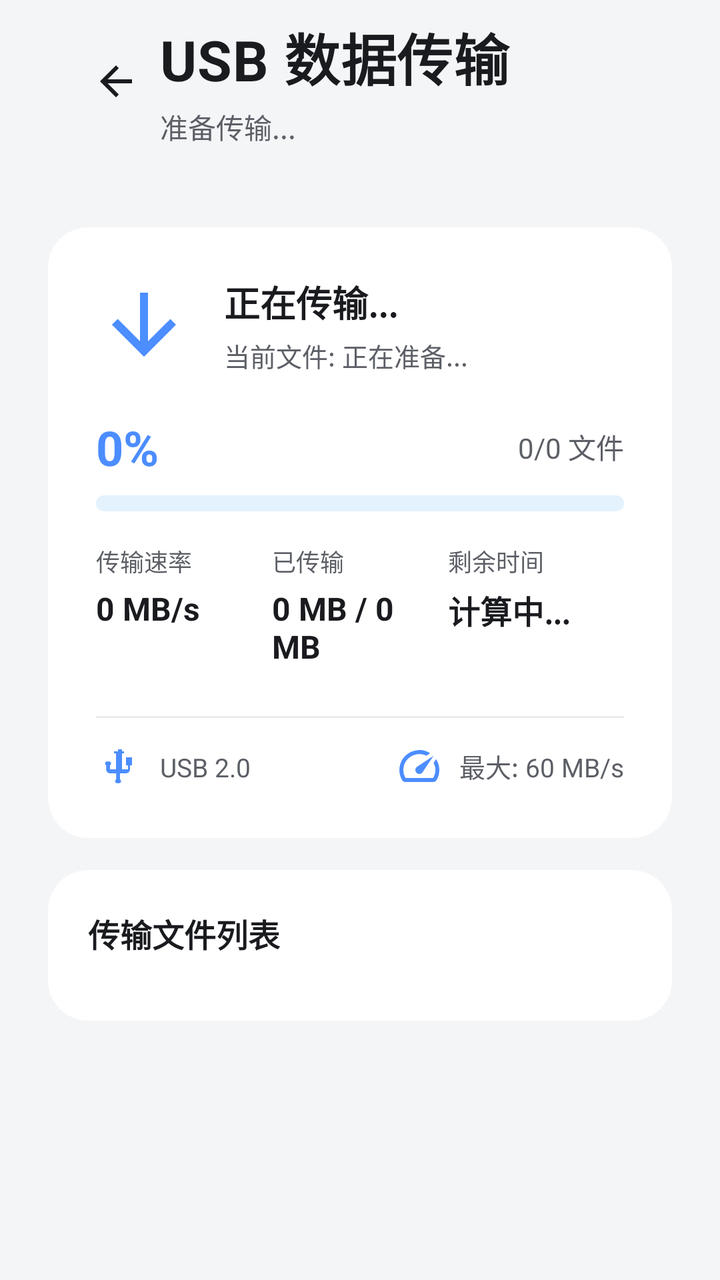
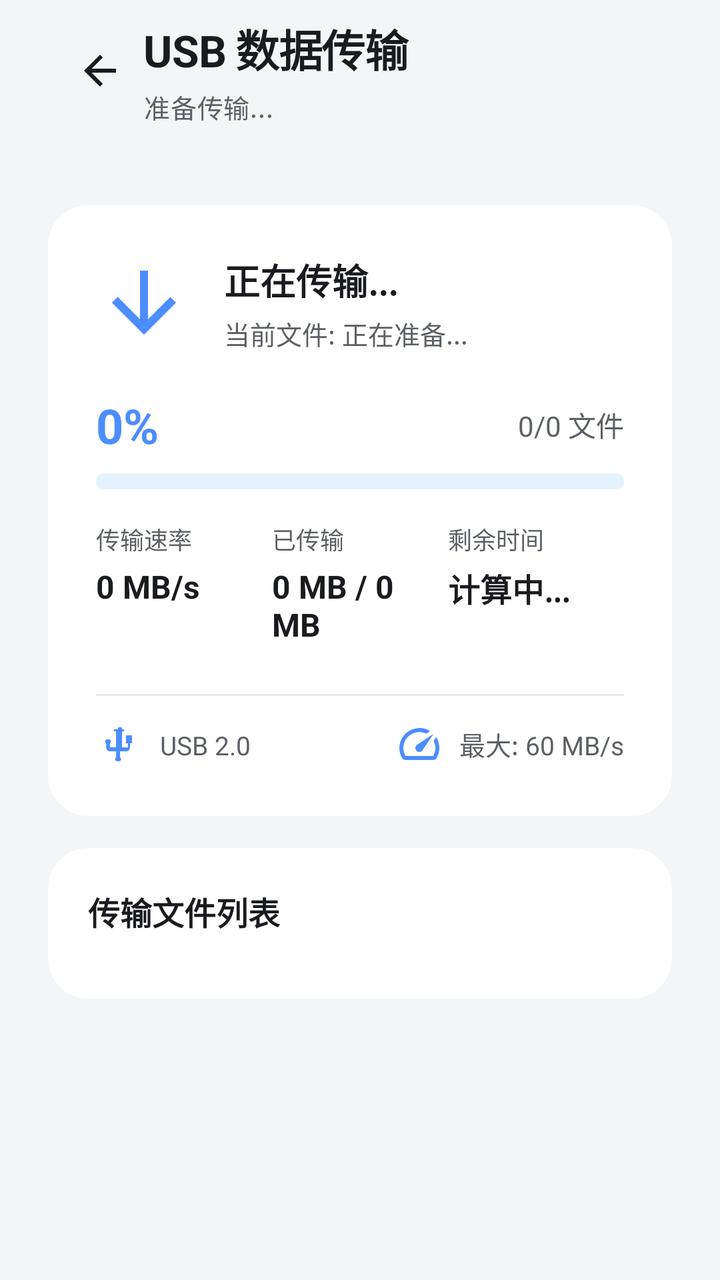

Compare the two renders of this Android layout. The source of the first and the diff that turns it into the second are given below.
<!-- AndroidManifest.xml: activity theme Theme.AndroidTransfer -->
<!-- res/layout/activity_usb_transfer.xml -->
<?xml version="1.0" encoding="utf-8"?>
<androidx.constraintlayout.widget.ConstraintLayout xmlns:android="http://schemas.android.com/apk/res/android"
    xmlns:app="http://schemas.android.com/apk/res-auto"
    xmlns:tools="http://schemas.android.com/tools"
    android:layout_width="match_parent"
    android:layout_height="match_parent"
    android:background="@color/background"
    tools:context=".UsbTransferActivity">

    
    <LinearLayout
        android:id="@+id/titleContainer"
        android:layout_width="0dp"
        android:layout_height="wrap_content"
        android:layout_marginStart="@dimen/page_gutter"
        android:layout_marginEnd="@dimen/page_gutter"
        android:layout_marginTop="8dp"
        android:orientation="horizontal"
        android:gravity="center_vertical"
        app:layout_constraintTop_toTopOf="parent"
        app:layout_constraintStart_toStartOf="parent"
        app:layout_constraintEnd_toEndOf="parent">

        <com.google.android.material.button.MaterialButton
            android:id="@+id/btnBack"
            style="@style/Widget.Material3.Button.IconButton"
            android:layout_width="40dp"
            android:layout_height="40dp"
            app:icon="@drawable/ic_arrow_back"
            app:iconTint="@color/text_high_emphasis"
            app:iconSize="24dp"
            android:contentDescription="@string/back" />

        <LinearLayout
            android:layout_width="0dp"
            android:layout_height="wrap_content"
            android:layout_weight="1"
            android:layout_marginStart="8dp"
            android:orientation="vertical">

            <TextView
                android:layout_width="wrap_content"
                android:layout_height="wrap_content"
                android:text="@string/usb_data_transfer"
                android:textSize="28sp"
                android:textStyle="bold"
                android:letterSpacing="0.01"
                android:textColor="@color/text_high_emphasis" />

            <TextView
                android:id="@+id/tvStatus"
                android:layout_width="wrap_content"
                android:layout_height="wrap_content"
                android:layout_marginTop="4dp"
                android:text="@string/preparing_transfer"
                android:textSize="14sp"
                android:textColor="@color/text_medium_emphasis" />

        </LinearLayout>

    </LinearLayout>

    
    <androidx.core.widget.NestedScrollView
        android:layout_width="match_parent"
        android:layout_height="0dp"
        android:layout_marginTop="16dp"
        android:fillViewport="true"
        app:layout_constraintTop_toBottomOf="@id/titleContainer"
        app:layout_constraintBottom_toBottomOf="parent"
        app:layout_constraintStart_toStartOf="parent"
        app:layout_constraintEnd_toEndOf="parent">

        <LinearLayout
            android:layout_width="match_parent"
            android:layout_height="wrap_content"
            android:orientation="vertical"
            android:padding="24dp">

            
            <com.google.android.material.card.MaterialCardView
                android:layout_width="match_parent"
                android:layout_height="wrap_content"
                android:layout_marginBottom="16dp"
                app:cardCornerRadius="20dp"
                app:cardElevation="0dp"
                app:cardBackgroundColor="@android:color/white">

                <LinearLayout
                    android:layout_width="match_parent"
                    android:layout_height="wrap_content"
                    android:orientation="vertical"
                    android:padding="24dp">

                    
                    <LinearLayout
                        android:layout_width="match_parent"
                        android:layout_height="wrap_content"
                        android:orientation="horizontal"
                        android:gravity="center_vertical"
                        android:layout_marginBottom="20dp">

                        <ImageView
                            android:layout_width="48dp"
                            android:layout_height="48dp"
                            android:src="@drawable/ic_transfer"
                            android:tint="@color/radar_blue_primary"
                            android:contentDescription="@string/start_transfer" />

                        <LinearLayout
                            android:layout_width="0dp"
                            android:layout_height="wrap_content"
                            android:layout_weight="1"
                            android:layout_marginStart="16dp"
                            android:orientation="vertical">

                            <TextView
                                android:id="@+id/tvTransferStatus"
                                android:layout_width="wrap_content"
                                android:layout_height="wrap_content"
                                android:text="@string/transferring_now"
                                android:textSize="18sp"
                                android:textStyle="bold"
                                android:textColor="@color/text_high_emphasis" />

                            <TextView
                                android:id="@+id/tvCurrentFile"
                                android:layout_width="wrap_content"
                                android:layout_height="wrap_content"
                                android:layout_marginTop="4dp"
                                android:text="@string/current_file_preparing"
                                android:textSize="13sp"
                                android:textColor="@color/text_medium_emphasis"
                                android:maxLines="1"
                                android:ellipsize="middle" />

                        </LinearLayout>

                    </LinearLayout>

                    
                    <LinearLayout
                        android:layout_width="match_parent"
                        android:layout_height="wrap_content"
                        android:orientation="vertical"
                        android:layout_marginBottom="16dp">

                        <LinearLayout
                            android:layout_width="match_parent"
                            android:layout_height="wrap_content"
                            android:orientation="horizontal"
                            android:gravity="center_vertical"
                            android:layout_marginBottom="8dp">

                            <TextView
                                android:id="@+id/tvProgress"
                                android:layout_width="0dp"
                                android:layout_height="wrap_content"
                                android:layout_weight="1"
                                android:text="0%"
                                android:textSize="24sp"
                                android:textStyle="bold"
                                android:textColor="@color/radar_blue_primary" />

                            <TextView
                                android:id="@+id/tvFileCount"
                                android:layout_width="wrap_content"
                                android:layout_height="wrap_content"
                                android:text="@string/files_progress_zero"
                                android:textSize="14sp"
                                android:textColor="@color/text_medium_emphasis" />

                        </LinearLayout>

                        <ProgressBar
                            android:id="@+id/progressBar"
                            style="@android:style/Widget.ProgressBar.Horizontal"
                            android:layout_width="match_parent"
                            android:layout_height="8dp"
                            android:progressTint="@color/radar_blue_primary"
                            android:progressBackgroundTint="#E3F2FD"
                            android:max="100"
                            android:progress="0" />

                    </LinearLayout>

                    
                    <LinearLayout
                        android:layout_width="match_parent"
                        android:layout_height="wrap_content"
                        android:orientation="horizontal"
                        android:layout_marginBottom="12dp">

                        <LinearLayout
                            android:layout_width="0dp"
                            android:layout_height="wrap_content"
                            android:layout_weight="1"
                            android:orientation="vertical">

                            <TextView
                                android:layout_width="wrap_content"
                                android:layout_height="wrap_content"
                                android:text="@string/transfer_speed"
                                android:textSize="12sp"
                                android:textColor="@color/text_medium_emphasis" />

                            <TextView
                                android:id="@+id/tvSpeed"
                                android:layout_width="wrap_content"
                                android:layout_height="wrap_content"
                                android:layout_marginTop="4dp"
                                android:text="0 MB/s"
                                android:textSize="16sp"
                                android:textStyle="bold"
                                android:textColor="@color/text_high_emphasis" />

                        </LinearLayout>

                        <LinearLayout
                            android:layout_width="0dp"
                            android:layout_height="wrap_content"
                            android:layout_weight="1"
                            android:orientation="vertical">

                            <TextView
                                android:layout_width="wrap_content"
                                android:layout_height="wrap_content"
                                android:text="@string/transferred"
                                android:textSize="12sp"
                                android:textColor="@color/text_medium_emphasis" />

                            <TextView
                                android:id="@+id/tvTransferred"
                                android:layout_width="wrap_content"
                                android:layout_height="wrap_content"
                                android:layout_marginTop="4dp"
                                android:text="0 MB / 0 MB"
                                android:textSize="16sp"
                                android:textStyle="bold"
                                android:textColor="@color/text_high_emphasis" />

                        </LinearLayout>

                        <LinearLayout
                            android:layout_width="0dp"
                            android:layout_height="wrap_content"
                            android:layout_weight="1"
                            android:orientation="vertical">

                            <TextView
                                android:layout_width="wrap_content"
                                android:layout_height="wrap_content"
                                android:text="@string/time_remaining"
                                android:textSize="12sp"
                                android:textColor="@color/text_medium_emphasis" />

                            <TextView
                                android:id="@+id/tvTimeRemaining"
                                android:layout_width="wrap_content"
                                android:layout_height="wrap_content"
                                android:layout_marginTop="4dp"
                                android:text="@string/calculating"
                                android:textSize="16sp"
                                android:textStyle="bold"
                                android:textColor="@color/text_high_emphasis" />

                        </LinearLayout>

                    </LinearLayout>

                    <View
                        android:layout_width="match_parent"
                        android:layout_height="1dp"
                        android:background="@color/divider"
                        android:layout_marginVertical="12dp" />

                    
                    <LinearLayout
                        android:layout_width="match_parent"
                        android:layout_height="wrap_content"
                        android:orientation="horizontal">

                        <TextView
                            android:id="@+id/tvUsbVersion"
                            android:layout_width="0dp"
                            android:layout_height="wrap_content"
                            android:layout_weight="1"
                            android:text="USB 2.0"
                            android:textSize="13sp"
                            android:textColor="@color/text_medium_emphasis"
                            android:drawableStart="@drawable/ic_usb_cable"
                            android:drawableTint="@color/radar_blue_primary"
                            android:drawablePadding="8dp"
                            android:gravity="center_vertical" />

                        <TextView
                            android:id="@+id/tvMaxSpeed"
                            android:layout_width="wrap_content"
                            android:layout_height="wrap_content"
                            android:text="最大: 60 MB/s"
                            android:textSize="13sp"
                            android:textColor="@color/text_medium_emphasis"
                            android:drawableStart="@drawable/ic_speed"
                            android:drawableTint="@color/radar_blue_primary"
                            android:drawablePadding="8dp"
                            android:gravity="center_vertical" />

                    </LinearLayout>

                </LinearLayout>

            </com.google.android.material.card.MaterialCardView>

            
            <com.google.android.material.card.MaterialCardView
                android:id="@+id/cardFileList"
                android:layout_width="match_parent"
                android:layout_height="wrap_content"
                app:cardCornerRadius="20dp"
                app:cardElevation="0dp"
                app:cardBackgroundColor="@android:color/white">

                <LinearLayout
                    android:layout_width="match_parent"
                    android:layout_height="wrap_content"
                    android:orientation="vertical"
                    android:padding="20dp">

                    <TextView
                        android:layout_width="wrap_content"
                        android:layout_height="wrap_content"
                        android:text="@string/transfer_file_list"
                        android:textSize="16sp"
                        android:textStyle="bold"
                        android:textColor="@color/text_high_emphasis"
                        android:layout_marginBottom="12dp" />

                    <androidx.recyclerview.widget.RecyclerView
                        android:id="@+id/recyclerViewFiles"
                        android:layout_width="match_parent"
                        android:layout_height="wrap_content"
                        android:nestedScrollingEnabled="false"
                        tools:listitem="@layout/item_transfer_file"
                        tools:itemCount="3" />

                </LinearLayout>

            </com.google.android.material.card.MaterialCardView>

        </LinearLayout>

    </androidx.core.widget.NestedScrollView>

</androidx.constraintlayout.widget.ConstraintLayout>
<!-- res/layout/item_transfer_file.xml (included above) -->
<?xml version="1.0" encoding="utf-8"?>
<LinearLayout xmlns:android="http://schemas.android.com/apk/res/android"
    xmlns:app="http://schemas.android.com/apk/res-auto"
    xmlns:tools="http://schemas.android.com/tools"
    android:layout_width="match_parent"
    android:layout_height="wrap_content"
    android:orientation="vertical"
    android:paddingVertical="12dp">

    <LinearLayout
        android:layout_width="match_parent"
        android:layout_height="wrap_content"
        android:orientation="horizontal"
        android:gravity="center_vertical">

        
        <ImageView
            android:id="@+id/ivFileIcon"
            android:layout_width="40dp"
            android:layout_height="40dp"
            android:src="@drawable/ic_check"
            android:tint="@color/radar_blue_primary"
            android:contentDescription="@string/other_files" />

        
        <LinearLayout
            android:layout_width="0dp"
            android:layout_height="wrap_content"
            android:layout_weight="1"
            android:layout_marginStart="12dp"
            android:orientation="vertical">

            <TextView
                android:id="@+id/tvFileName"
                android:layout_width="wrap_content"
                android:layout_height="wrap_content"
                android:text="文件名.jpg"
                android:textSize="14sp"
                android:textStyle="bold"
                android:textColor="@color/text_high_emphasis"
                android:maxLines="1"
                android:ellipsize="middle" />

            <TextView
                android:id="@+id/tvFileSize"
                android:layout_width="wrap_content"
                android:layout_height="wrap_content"
                android:layout_marginTop="2dp"
                android:text="0 MB"
                android:textSize="12sp"
                android:textColor="@color/text_medium_emphasis" />

        </LinearLayout>

        
        <TextView
            android:id="@+id/tvFileStatus"
            android:layout_width="wrap_content"
            android:layout_height="wrap_content"
            android:text="@string/status_waiting"
            android:textSize="12sp"
            android:textColor="@color/text_medium_emphasis"
            android:paddingHorizontal="12dp"
            android:paddingVertical="4dp"
            android:background="@drawable/icon_bg_phone_transfer" />

    </LinearLayout>

    
    <ProgressBar
        android:id="@+id/progressBarFile"
        style="@android:style/Widget.ProgressBar.Horizontal"
        android:layout_width="match_parent"
        android:layout_height="4dp"
        android:layout_marginTop="8dp"
        android:progressTint="@color/radar_blue_primary"
        android:progressBackgroundTint="#E3F2FD"
        android:max="100"
        android:progress="0"
        android:visibility="gone" />

</LinearLayout>
<!-- resources referenced by this layout -->
<resources>
  <color name="background">#F4F5F7</color>
  <color name="divider">#14000000</color>
  <color name="radar_blue_primary">#4C8DFF</color>
  <color name="text_high_emphasis">#1A1B1F</color>
  <color name="text_medium_emphasis">#5C5F66</color>
  <dimen name="page_gutter">32dp</dimen>
  <!-- drawable ic_arrow_back (drawable) -->
  <?xml version="1.0" encoding="utf-8"?>
  <vector xmlns:android="http://schemas.android.com/apk/res/android"
      android:width="24dp"
      android:height="24dp"
      android:viewportWidth="24"
      android:viewportHeight="24">
      <path
          android:fillColor="@android:color/white"
          android:pathData="M20,11H7.83L13.42,5.41L12,4L4,12L12,20L13.41,18.59L7.83,13H20V11Z" />
  </vector>
  <!-- drawable ic_check (drawable) -->
  <vector xmlns:android="http://schemas.android.com/apk/res/android"
      android:width="24dp"
      android:height="24dp"
      android:viewportWidth="24"
      android:viewportHeight="24">
      <path
          android:fillColor="@android:color/black"
          android:pathData="M9,16.17L4.83,12l-1.42,1.41L9,19 21,7l-1.41,-1.41z"/>
  </vector>
  <!-- drawable ic_transfer (drawable) -->
  <vector xmlns:android="http://schemas.android.com/apk/res/android"
      android:width="24dp"
      android:height="24dp"
      android:viewportWidth="24"
      android:viewportHeight="24">
      <path
          android:fillColor="@android:color/black"
          android:pathData="M20,12l-1.41,-1.41L13,16.17V4h-2v12.17l-5.58,-5.59L4,12l8,8 8,-8z"/>
      <path
          android:fillColor="@android:color/black"
          android:pathData="M12,20l1.41,-1.41L19,13l-1.41,-1.41L13,16.17V4h-2v12.17l-5.58,-5.59L4,12l8,8z"
          android:fillAlpha="0.5"/>
  </vector>
  <!-- drawable icon_bg_phone_transfer (drawable) -->
  <?xml version="1.0" encoding="utf-8"?>
  <shape xmlns:android="http://schemas.android.com/apk/res/android"
      android:shape="oval">
      <solid android:color="#40FFFFFF" />
  </shape>
  <string name="back">返回</string>
  <string name="calculating">计算中...</string>
  <string name="current_file_preparing">当前文件: 正在准备...</string>
  <string name="files_progress_zero">0/0 文件</string>
  <string name="other_files">其他文件</string>
  <string name="preparing_transfer">准备传输...</string>
  <string name="start_transfer">开始传输</string>
  <string name="status_waiting">等待中</string>
  <string name="time_remaining">剩余时间</string>
  <string name="transfer_file_list">传输文件列表</string>
  <string name="transfer_speed">传输速率</string>
  <string name="transferred">已传输</string>
  <string name="transferring_now">正在传输...</string>
  <string name="usb_data_transfer">USB 数据传输</string>
  <style name="Theme.AndroidTransfer" parent="Base.Theme.AndroidTransfer" />
  <color name="primary">#4C8DFF</color>
  <color name="primary_dark">#3A72D9</color>
  <color name="white">#FFFFFFFF</color>
  <color name="accent">#4C8DFF</color>
  <color name="error">#E85D5D</color>
  <color name="surface">#F4F5F7</color>
  <style name="Widget.AndroidTransfer.FlatCard" parent="Widget.Material3.CardView.Filled">
          <item name="cardElevation">0dp</item>
          <item name="strokeWidth">0dp</item>
          <item name="cardBackgroundColor">@android:color/transparent</item>
          <item name="cardCornerRadius">0dp</item>
      </style>
  <!-- unchanged entries left out for length: 3 -->
</resources>

<!-- the commit's change to res/layout/activity_usb_transfer.xml (unified diff, before → after) -->
@@ -39,22 +39,18 @@
             android:orientation="vertical">
 
             <TextView
+                style="@style/TextAppearance.AndroidTransfer.PageTitle"
                 android:layout_width="wrap_content"
                 android:layout_height="wrap_content"
-                android:text="@string/usb_data_transfer"
-                android:textSize="28sp"
-                android:textStyle="bold"
-                android:letterSpacing="0.01"
-                android:textColor="@color/text_high_emphasis" />
+                android:text="@string/usb_data_transfer" />
 
             <TextView
                 android:id="@+id/tvStatus"
+                style="@style/TextAppearance.AndroidTransfer.PageSubtitle"
                 android:layout_width="wrap_content"
                 android:layout_height="wrap_content"
                 android:layout_marginTop="4dp"
-                android:text="@string/preparing_transfer"
-                android:textSize="14sp"
-                android:textColor="@color/text_medium_emphasis" />
+                android:text="@string/preparing_transfer" />
 
         </LinearLayout>
 
<!-- resource entries referenced after the edit -->
@@ -5,7 +5,7 @@
   <color name="radar_blue_primary">#4C8DFF</color>
   <color name="text_high_emphasis">#1A1B1F</color>
   <color name="text_medium_emphasis">#5C5F66</color>
-  <dimen name="page_gutter">32dp</dimen>
+  <dimen name="page_gutter">24dp</dimen>
   <!-- drawable ic_arrow_back (drawable) -->
   <?xml version="1.0" encoding="utf-8"?>
   <vector xmlns:android="http://schemas.android.com/apk/res/android"
@@ -61,6 +61,18 @@
   <string name="transferred">已传输</string>
   <string name="transferring_now">正在传输...</string>
   <string name="usb_data_transfer">USB 数据传输</string>
+  <style name="TextAppearance.AndroidTransfer.PageSubtitle" parent="TextAppearance.Material3.BodyMedium">
+          <item name="android:textSize">13sp</item>
+          <item name="android:textColor">@color/text_medium_emphasis</item>
+          <item name="android:includeFontPadding">false</item>
+      </style>
+  <style name="TextAppearance.AndroidTransfer.PageTitle" parent="TextAppearance.Material3.TitleLarge">
+          <item name="android:textSize">22sp</item>
+          <item name="android:textStyle">bold</item>
+          <item name="android:textColor">@color/text_high_emphasis</item>
+          <item name="android:letterSpacing">-0.02</item>
+          <item name="android:includeFontPadding">false</item>
+      </style>
   <style name="Theme.AndroidTransfer" parent="Base.Theme.AndroidTransfer" />
   <color name="primary">#4C8DFF</color>
   <color name="primary_dark">#3A72D9</color>
